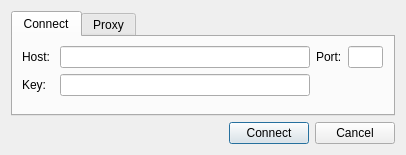
Old version of the form connectdialog.ui in the repository matoom/frostbite.
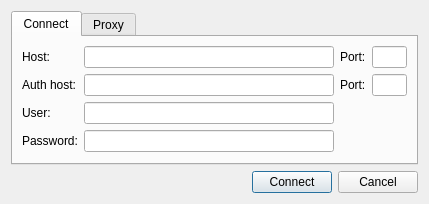
New version of the form. Icons and pictures are not drawn.

The edit to the form file:
```diff
--- a/connectdialog.ui
+++ b/connectdialog.ui
@@ -6,8 +6,8 @@
    <rect>
     <x>0</x>
     <y>0</y>
-    <width>406</width>
-    <height>154</height>
+    <width>429</width>
+    <height>204</height>
    </rect>
   </property>
   <property name="sizePolicy">
@@ -52,14 +52,14 @@
              <property name="fieldGrowthPolicy">
               <enum>QFormLayout::AllNonFixedFieldsGrow</enum>
              </property>
-             <item row="0" column="0">
+             <item row="1" column="0">
               <widget class="QLabel" name="serverHostLabel">
                <property name="text">
                 <string>Host: </string>
                </property>
               </widget>
              </item>
-             <item row="0" column="1">
+             <item row="1" column="1">
               <widget class="QLineEdit" name="serverHost">
                <property name="minimumSize">
                 <size>
@@ -69,21 +69,50 @@
                </property>
               </widget>
              </item>
-             <item row="1" column="0">
+             <item row="2" column="0">
+              <widget class="QLabel" name="authLabel">
+               <property name="text">
+                <string>Auth host:</string>
+               </property>
+              </widget>
+             </item>
+             <item row="2" column="1">
+              <widget class="QLineEdit" name="authHost"/>
+             </item>
+             <item row="3" column="0">
+              <widget class="QLabel" name="userLabel">
+               <property name="text">
+                <string>User:</string>
+               </property>
+              </widget>
+             </item>
+             <item row="3" column="1">
+              <widget class="QLineEdit" name="user"/>
+             </item>
+             <item row="4" column="0">
               <widget class="QLabel" name="keyLabel">
                <property name="text">
-                <string>Key: </string>
+                <string>Password:</string>
                </property>
               </widget>
              </item>
-             <item row="1" column="1">
+             <item row="4" column="1">
               <widget class="QLineEdit" name="key">
+               <property name="sizePolicy">
+                <sizepolicy hsizetype="Expanding" vsizetype="Fixed">
+                 <horstretch>0</horstretch>
+                 <verstretch>0</verstretch>
+                </sizepolicy>
+               </property>
                <property name="minimumSize">
                 <size>
-                 <width>250</width>
+                 <width>200</width>
                  <height>0</height>
                 </size>
                </property>
+               <property name="echoMode">
+                <enum>QLineEdit::Password</enum>
+               </property>
               </widget>
              </item>
             </layout>
@@ -116,6 +145,29 @@
                </property>
               </widget>
              </item>
+             <item row="1" column="1">
+              <widget class="QLineEdit" name="authPort">
+               <property name="minimumSize">
+                <size>
+                 <width>35</width>
+                 <height>0</height>
+                </size>
+               </property>
+               <property name="maximumSize">
+                <size>
+                 <width>35</width>
+                 <height>16777215</height>
+                </size>
+               </property>
+              </widget>
+             </item>
+             <item row="1" column="0">
+              <widget class="QLabel" name="authPortLabel">
+               <property name="text">
+                <string>Port:</string>
+               </property>
+              </widget>
+             </item>
             </layout>
            </item>
           </layout>
```
